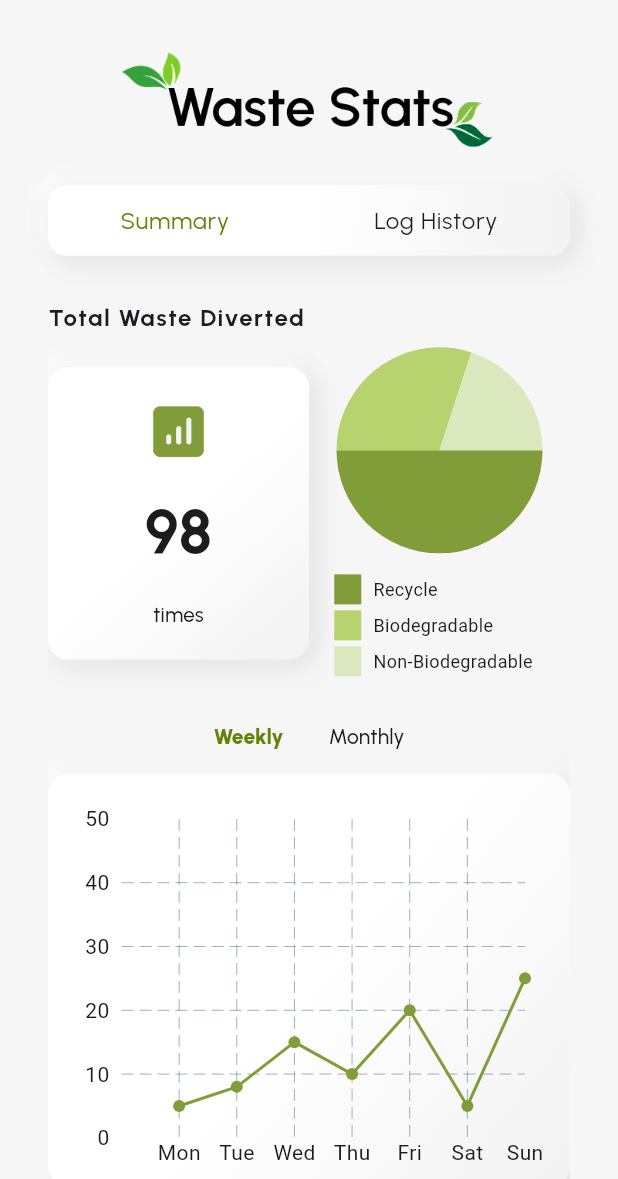
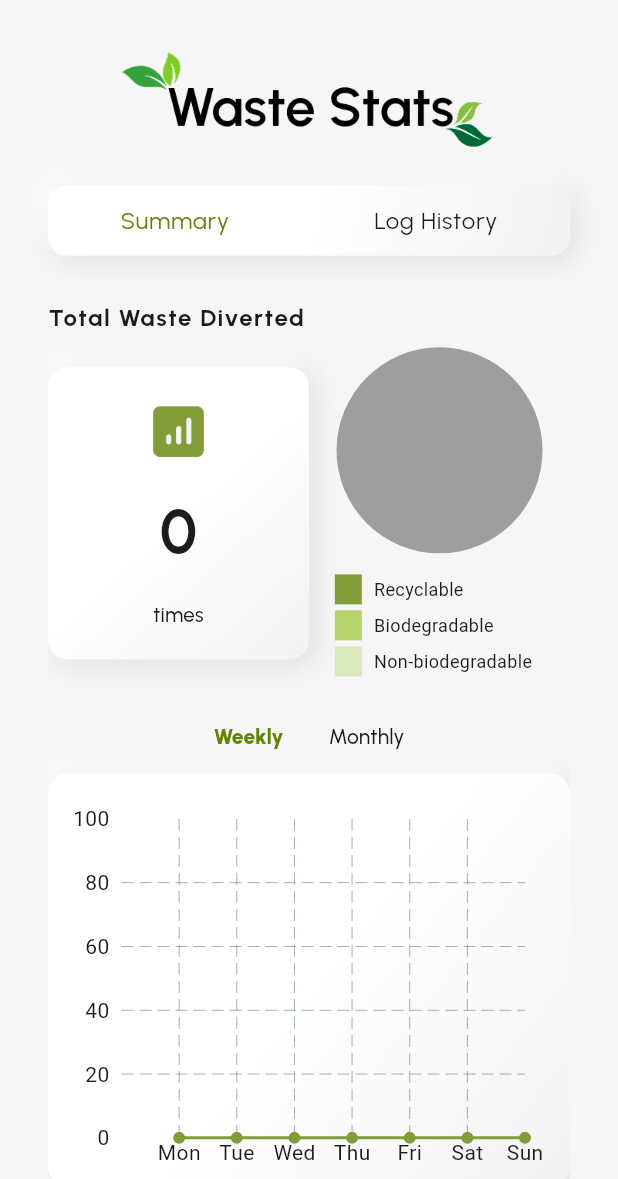
Before and after one commit to Itsmeejoshiee/TrashTrackr, a Flutter app: the WasteStatsScreen screen opened directly, on a phone screen of 412 x 824 dp, the part 57-1236 px from its top. Run offline on Flutter 3.47's test engine with Material 3 defaults, Android fonts, the phone set to English and light mode, and no system bars; drawn by our look-alikes of fl_chart, pie_chart; our stand-ins replace camera, card_swiper, cloud_firestore, firebase_auth, firebase_core, firebase_storage and 14 more; accounts and stored records are empty.

Commit message:
Update: waste stats summary

```diff
--- a/lib/core/services/waste_entry_service.dart
+++ b/lib/core/services/waste_entry_service.dart
@@ -55,7 +55,7 @@ class WasteEntryService {
   }
 
 
-  // Update an existing entry, then return updated list
+  // Update an existing entry
   Future<List<ScanResult>> updateWasteEntries(User user, ScanResult entry) async {
     if (entry.id == null) {
       throw Exception('Entry ID is required for update');
--- /dev/null
+++ b/lib/features/waste_scanner/backend/image_compress.dart
@@ -0,0 +1,11 @@
+import 'package:flutter_image_compress/flutter_image_compress.dart';
+import 'dart:io';
+
+Future<File?> compressImage(File file) async {
+  final result = await FlutterImageCompress.compressAndGetFile(
+    file.absolute.path,
+    '${file.parent.path}/compressed_${file.path.split('/').last}',
+    quality: 70,
+  );
+  return result != null ? File(result.path) : null;
+}
--- a/lib/features/waste_scanner/frontend/waste_scanner_screen.dart
+++ b/lib/features/waste_scanner/frontend/waste_scanner_screen.dart
@@ -1,5 +1,6 @@
-import 'dart:convert';
+import 'package:flutter/material.dart';
 import 'dart:io';
+import 'dart:typed_data';
 import 'package:camera/camera.dart';
 import 'package:firebase_storage/firebase_storage.dart';
 import 'package:flutter/material.dart';
@@ -9,8 +10,7 @@ import 'package:trashtrackr/features/waste_scanner/backend/camera_module.dart';
 import 'package:trashtrackr/features/waste_scanner/backend/gemini_service.dart';
 import 'package:trashtrackr/features/waste_scanner/frontend/scan_result_screen.dart';
 import 'package:trashtrackr/core/models/scan_result_model.dart';
-import '../../../core/widgets/buttons/multi_action_fab.dart';
-import 'scan_result_screen.dart';
+import '../backend/image_compress.dart';
 
 class WasteScannerScreen extends StatefulWidget {
   const WasteScannerScreen({Key? key}) : super(key: key);
@@ -107,20 +107,25 @@ class _WasteScannerScreenState extends State<WasteScannerScreen> {
                       onPressed: () async {
                         try {
                           final XFile picture = await controller.takePicture();
-                        final bytes = await picture.readAsBytes();
                           final file = File(picture.path);
 
-                        // Upload to Firebase Storage
+                          // Compress the image before uploading
+                          final File? compressedFile = await compressImage(file);
+                          if (compressedFile == null) {
+                            throw Exception("Image compression failed.");
+                          }
+
+                          final Uint8List compressedBytes = await compressedFile.readAsBytes();
+
                           final ref = FirebaseStorage.instance
                               .ref()
                               .child('scanned_images/${DateTime.now().millisecondsSinceEpoch}.jpg');
-                        await ref.putFile(file);
+                          await ref.putData(compressedBytes, SettableMetadata(contentType: 'image/jpeg'));
+
                           final imageUrl = await ref.getDownloadURL();
 
-                        // Classify with Gemini
-                        final result = await GeminiService().classifyWaste(bytes);
+                          final result = await GeminiService().classifyWaste(compressedBytes);
 
-                        // Add imageUrl to ScanResult
                           final resultWithImage = ScanResult(
                             productName: result.productName,
                             materials: result.materials,
@@ -133,7 +138,6 @@ class _WasteScannerScreenState extends State<WasteScannerScreen> {
                             imageUrl: imageUrl,
                           );
 
-
                           Navigator.push(
                             context,
                             MaterialPageRoute(
@@ -145,7 +149,7 @@ class _WasteScannerScreenState extends State<WasteScannerScreen> {
                             SnackBar(content: Text('Error: $e')),
                           );
                         }
-                    },
+                      }
                   ),
                   SizedBox(height: 60),
                 ],
--- a/lib/features/waste_stats/frontend/views/log_history_view.dart
+++ b/lib/features/waste_stats/frontend/views/log_history_view.dart
@@ -68,7 +68,7 @@ class _LogHistoryViewState extends State<LogHistoryView> {
 
         final logs = snapshot.data ?? [];
 
-        // Filter logs based on the selected type
+        // filter logs based on selected type
         final filteredLogs = _selectedType == "Type"
             ? logs
             : logs.where((log) => log.classification == _selectedType).toList();
@@ -85,13 +85,12 @@ class _LogHistoryViewState extends State<LogHistoryView> {
           categorizedLogs[category]?.add(log);
         }
 
-        // Sort each category by timestamp, using _isDateAscending
+        // sort each category by date, using _isDateAscending
         for (var category in categorizedLogs.keys) {
           categorizedLogs[category]!.sort((a, b) {
             final timeA = a.timestamp ?? DateTime.now();
             final timeB = b.timestamp ?? DateTime.now();
 
-            // Always sort, even if sort UI is inactive
             return _isDateAscending ? timeA.compareTo(timeB) : timeB.compareTo(timeA);
           });
         }
--- a/lib/features/waste_stats/frontend/views/summary_view.dart
+++ b/lib/features/waste_stats/frontend/views/summary_view.dart
@@ -1,114 +1,109 @@
+import 'package:fl_chart/fl_chart.dart';
 import 'package:flutter/material.dart';
-import 'package:pie_chart/pie_chart.dart';
-import 'package:trashtrackr/features/waste_stats/frontend/widgets/graph_card.dart';
-import 'package:trashtrackr/features/waste_stats/frontend/widgets/graph_switch_tile.dart';
-import '../../../../core/utils/constants.dart';
-import '../../../../core/widgets/box/neo_box.dart';
+import 'package:trashtrackr/features/waste_stats/frontend/views/summary_view_content.dart';
+import '../../../../core/models/scan_result_model.dart';
+import '../../../../core/services/waste_entry_service.dart';
+
 
 class SummaryView extends StatelessWidget {
-  final int wasteCount;
+  final WasteEntryService service = WasteEntryService();
+
   final bool updateView;
   final VoidCallback onFirstView;
   final VoidCallback onSecondView;
   final String firstViewTitle;
   final String secondViewTitle;
 
-  const SummaryView({
+  SummaryView({
     super.key,
-    this.wasteCount = 98,
     required this.updateView,
     required this.onFirstView,
     required this.onSecondView,
     required this.firstViewTitle,
-    required this.secondViewTitle
+    required this.secondViewTitle,
   });
-
-  // Pie Chart Placeholder Values
-  static const dataMap = <String, double>{
-    "Recycle": 5,
-    "Biodegradable": 3,
-    "Non-Biodegradable": 2,
-  };
 
   @override
   Widget build(BuildContext context) {
-    final double screenWidth = MediaQuery.of(context).size.width;
-    final double imageSize = (screenWidth / 9);
+    return StreamBuilder<List<ScanResult>>(
+      stream: service.fetchWasteEntries(),
+      builder: (context, snapshot) {
+        if (snapshot.connectionState == ConnectionState.waiting) {
+          return const Center(child: CircularProgressIndicator());
+        } else if (snapshot.hasError) {
+          return Center(child: Text('Error: \${snapshot.error}'));
+        }
 
-    List<Color> colorList = [
-      kAppleGreen,
-      Color(0xffB7D36F),
-      Color(0xffDBE7BD),
-    ];
+        final entries = snapshot.data ?? [];
+        final validEntries = entries.where((e) => e.timestamp != null && e.qty != null).toList();
 
-    return SingleChildScrollView(
-      child: Column(
-        crossAxisAlignment: CrossAxisAlignment.start,
-        children: [
-          SizedBox(height: 20),
-          Text(
-            "Total Waste Diverted",
-            style: kTitleMedium.copyWith(fontWeight: FontWeight.w700, letterSpacing: 1),
-          ),
-          Row(
-            children: [
-              Flexible(
-                child: NeoBox(
-                  child: Column(
-                    mainAxisAlignment: MainAxisAlignment.center,
-                    children: [
-                      Image.asset("assets/images/icons/waste_stats_icon.png", width: imageSize),
-                      SizedBox(height: 15),
-                      Text(
-                        "$wasteCount",
-                        style: kDisplayLarge.copyWith(fontSize: screenWidth / 10, fontWeight: FontWeight.w700),
-                      ),
-                      SizedBox(height: 15),
-                      Text(
-                        "times",
-                        style: kTitleMedium.copyWith(fontSize: screenWidth / 30),
-                      ),
-                    ],
-                  ),
-                ),
-              ),
+        final wasteCount = validEntries.fold<int>(0, (sum, entry) => sum + (entry.qty ?? 0));
 
-              Flexible(
-                child: PieChart(
-                  dataMap: dataMap,
-                  colorList: colorList,
-                  chartLegendSpacing: 12,
-                  chartRadius: screenWidth / 3,
-                  chartValuesOptions: ChartValuesOptions(
-                    showChartValues: false,
-                  ),
-                  legendOptions: LegendOptions(
-                    legendPosition: LegendPosition.bottom,
-                    legendShape: BoxShape.rectangle,
-                    legendTextStyle: TextStyle(fontSize: 12),
-                  ),
-                ),
-              ),
-            ],
-          ),
+        final Map<String, int> classificationCounts = {
+          'Recyclable': 0,
+          'Biodegradable': 0,
+          'Non-biodegradable': 0,
+        };
 
-          SizedBox(height: 20),
+        for (final entry in validEntries) {
+          final classification = entry.classification ?? '';
+          if (classificationCounts.containsKey(classification)) {
+            classificationCounts[classification] = classificationCounts[classification]! + 1;
+          }
+        }
 
-          GraphSwitchTile(
-            value: updateView,
-            firstViewTitle: firstViewTitle,
-            secondViewTitle: secondViewTitle,
-            onFirstView: onFirstView,
-            onSecondView: onSecondView,
-          ),
+        List<FlSpot> spots;
 
-          SizedBox(height: 5),
+        if (updateView) {
 
-          (updateView)
-              ? GraphCard(value: updateView)
-              : GraphCard(value: updateView)
-        ],
-      ),
+          // wekely view (Mon=1 to Sun=7)
+          final Map<int, int> qtyPerDay = {1: 0, 2: 0, 3: 0, 4: 0, 5: 0, 6: 0, 7: 0};
+          for (final entry in validEntries) {
+            final weekday = entry.timestamp!.weekday;
+            qtyPerDay[weekday] = qtyPerDay[weekday]! + (entry.qty ?? 0);
+          }
+          spots = qtyPerDay.entries
+              .map((e) => FlSpot(e.key.toDouble(), e.value.toDouble()))
+              .toList();
+        } else {
+
+          // monthly view (last 5 months + including current)
+          final now = DateTime.now();
+          final List<DateTime> months = List.generate(5, (i) {
+            final date = DateTime(now.year, now.month - 4 + i);
+            return DateTime(date.year, date.month);
+          });
+
+          final Map<int, int> qtyPerMonth = {1: 0, 2: 0, 3: 0, 4: 0, 5: 0};
+
+          for (final entry in validEntries) {
+            final ts = entry.timestamp!;
+            for (int i = 0; i < months.length; i++) {
+              final monthStart = months[i];
+              final monthEnd = DateTime(monthStart.year, monthStart.month + 1);
+              if (ts.isAfter(monthStart.subtract(const Duration(days: 1))) && ts.isBefore(monthEnd)) {
+                qtyPerMonth[i + 1] = qtyPerMonth[i + 1]! + (entry.qty ?? 0);
+                break;
+              }
+            }
+          }
+
+          spots = qtyPerMonth.entries
+              .map((e) => FlSpot(e.key.toDouble(), e.value.toDouble()))
+              .toList();
+        }
+
+        return SummaryViewContent(
+          wasteCount: wasteCount,
+          updateView: updateView,
+          onFirstView: onFirstView,
+          onSecondView: onSecondView,
+          firstViewTitle: firstViewTitle,
+          secondViewTitle: secondViewTitle,
+          classificationCounts: classificationCounts,
+          spots: spots,
+        );
+      },
     );
   }
 }
--- /dev/null
+++ b/lib/features/waste_stats/frontend/views/summary_view_content.dart
@@ -0,0 +1,109 @@
+import 'package:fl_chart/fl_chart.dart';
+import 'package:flutter/material.dart';
+import 'package:pie_chart/pie_chart.dart' as pc;
+import '../../../../core/utils/constants.dart';
+import '../../../../core/widgets/box/neo_box.dart';
+import '../widgets/graph_card.dart';
+import '../widgets/graph_switch_tile.dart';
+
+class SummaryViewContent extends StatelessWidget {
+  final int wasteCount;
+  final bool updateView;
+  final VoidCallback onFirstView;
+  final VoidCallback onSecondView;
+  final String firstViewTitle;
+  final String secondViewTitle;
+  final Map<String, int> classificationCounts;
+  final List<FlSpot> spots;
+
+  const SummaryViewContent({
+    super.key,
+    required this.wasteCount,
+    required this.updateView,
+    required this.onFirstView,
+    required this.onSecondView,
+    required this.firstViewTitle,
+    required this.secondViewTitle,
+    required this.classificationCounts,
+    required this.spots,
+  });
+
+  @override
+  Widget build(BuildContext context) {
+    final double screenWidth = MediaQuery.of(context).size.width;
+    final double imageSize = (screenWidth / 9);
+
+    List<Color> colorList = [
+      kAppleGreen,
+      const Color(0xffB7D36F),
+      const Color(0xffDBE7BD),
+    ];
+
+    return SingleChildScrollView(
+      child: Column(
+        crossAxisAlignment: CrossAxisAlignment.start,
+        children: [
+          const SizedBox(height: 20),
+          Text(
+            "Total Waste Diverted",
+            style: kTitleMedium.copyWith(fontWeight: FontWeight.w700, letterSpacing: 1),
+          ),
+          Row(
+            children: [
+              Flexible(
+                child: NeoBox(
+                  child: Column(
+                    mainAxisAlignment: MainAxisAlignment.center,
+                    children: [
+                      Image.asset("assets/images/icons/waste_stats_icon.png", width: imageSize),
+                      const SizedBox(height: 15),
+                      Text(
+                        "$wasteCount",
+                        style: kDisplayLarge.copyWith(fontSize: screenWidth / 10, fontWeight: FontWeight.w700),
+                      ),
+                      const SizedBox(height: 15),
+                      Text(
+                        "times",
+                        style: kTitleMedium.copyWith(fontSize: screenWidth / 30),
+                      ),
+                    ],
+                  ),
+                ),
+              ),
+              Flexible(
+                child: pc.PieChart(
+                  dataMap: {
+                    "Recyclable": classificationCounts['Recyclable']?.toDouble() ?? 0,
+                    "Biodegradable": classificationCounts['Biodegradable']?.toDouble() ?? 0,
+                    "Non-biodegradable": classificationCounts['Non-biodegradable']?.toDouble() ?? 0,
+                  },
+                  colorList: colorList,
+                  chartLegendSpacing: 12,
+                  chartRadius: screenWidth / 3,
+                  chartValuesOptions: const pc.ChartValuesOptions(showChartValues: false),
+                  legendOptions: const pc.LegendOptions(
+                    legendPosition: pc.LegendPosition.bottom,
+                    legendShape: BoxShape.rectangle,
+                    legendTextStyle: TextStyle(fontSize: 12),
+                  ),
+                )
+              ),
+            ],
+          ),
+          const SizedBox(height: 20),
+          GraphSwitchTile(
+            value: updateView,
+            firstViewTitle: firstViewTitle,
+            secondViewTitle: secondViewTitle,
+            onFirstView: onFirstView,
+            onSecondView: onSecondView,
+          ),
+          const SizedBox(height: 5),
+          GraphCard(isWeeklyView: updateView, spots: spots),
+
+          SizedBox(height: 50),
+        ],
+      ),
+    );
+  }
+}
--- a/lib/features/waste_stats/frontend/waste_stats_screen.dart
+++ b/lib/features/waste_stats/frontend/waste_stats_screen.dart
@@ -1,10 +1,7 @@
 import 'package:flutter/material.dart';
 import 'package:trashtrackr/core/utils/constants.dart';
-import 'package:trashtrackr/core/widgets/bars/main_navigation_bar.dart';
 import 'package:trashtrackr/features/waste_stats/frontend/views/log_history_view.dart';
 import 'package:trashtrackr/features/waste_stats/frontend/views/summary_view.dart';
-
-import '../../../core/widgets/buttons/multi_action_fab.dart';
 import '../../../core/widgets/list_tiles/view_switch_tile.dart';
 
 class WasteStatsScreen extends StatefulWidget {
--- a/lib/features/waste_stats/frontend/widgets/graph_card.dart
+++ b/lib/features/waste_stats/frontend/widgets/graph_card.dart
@@ -1,106 +1,30 @@
 import 'package:fl_chart/fl_chart.dart';
 import 'package:flutter/material.dart';
-import 'package:trashtrackr/core/utils/constants.dart';
 import 'package:trashtrackr/core/widgets/box/neo_box.dart';
 
+class GraphCard extends StatelessWidget {
+  final bool isWeeklyView;
+  final List<FlSpot> spots;
 
-// FIXME: The Line Graph is only a placeholder
-
-class GraphCard extends StatelessWidget {
   const GraphCard({
     super.key,
-    required this.value
-
+    required this.isWeeklyView,
+    required this.spots,
   });
-
-  final bool value;
 
   @override
   Widget build(BuildContext context) {
+    final screenHeight = MediaQuery.of(context).size.height;
 
-    final double screenWidth = MediaQuery.of(context).size.width;
-    final double screenHeight = MediaQuery.of(context).size.height;
-
-    // Weekly Graph
-    if (value) {
     return NeoBox(
-        height: screenHeight/3,
-        padding: EdgeInsets.fromLTRB(5,30,30,10),
+      height: screenHeight / 3,
+      padding: const EdgeInsets.fromLTRB(5, 30, 30, 10),
       child: LineChart(
         LineChartData(
           lineTouchData: LineTouchData(
             touchTooltipData: LineTouchTooltipData(
-                  getTooltipColor: (touchSpot) => Color(0xffDBE7BD)
-                )
+              getTooltipColor: (touchSpot) => const Color(0xffDBE7BD),
             ),
-              minX: 0,
-              minY: 0,
-              maxY: 50,
-              borderData: FlBorderData(show: false),
-              lineBarsData: [
-                LineChartBarData(
-                  color: Color(0xff819D39),
-                  spots: const [
-                    FlSpot(1, 5),
-                    FlSpot(2, 8),
-                    FlSpot(3, 15),
-                    FlSpot(4, 10),
-                    FlSpot(5, 20),
-                    FlSpot(6, 5),
-                    FlSpot(7, 25),
-                  ],
-                  preventCurveOverShooting: true
-                )
-              ],
-              titlesData: FlTitlesData(
-                  topTitles: AxisTitles(
-                      sideTitles: SideTitles(showTitles: false)
-                  ),
-                  rightTitles: AxisTitles(
-                      sideTitles: SideTitles(showTitles: false)
-                  ),
-                  bottomTitles: AxisTitles(
-                      sideTitles: SideTitles(
-                        showTitles: true,
-                        getTitlesWidget: (value, meta) {
-                          switch (value.toInt()) {
-                            case 1:
-                              return Text('Mon');
-                            case 2:
-                              return Text('Tue');
-                            case 3:
-                              return Text('Wed');
-                            case 4:
-                              return Text('Thu');
-                            case 5:
-                              return Text('Fri');
-                            case 6:
-                              return Text('Sat');
-                            case 7:
-                              return Text('Sun');
-                            default:
-                              return const SizedBox();
-                          }
-                        },
-                      )
-                  )
-                )
-            )
-        ),
-      );
-
-    // Monthly Graph
-    } else {
-      print("this is monthly");
-      return NeoBox(
-        height: screenHeight/3,
-        padding: EdgeInsets.fromLTRB(5,30,30,10),
-        child: LineChart(
-            LineChartData(
-                lineTouchData: LineTouchData(
-                    touchTooltipData: LineTouchTooltipData(
-                        getTooltipColor: (touchSpot) => Color(0xffDBE7BD)
-                    )
           ),
           minX: 0,
           minY: 0,
@@ -108,51 +32,36 @@ class GraphCard extends StatelessWidget {
           borderData: FlBorderData(show: false),
           lineBarsData: [
             LineChartBarData(
-                    color: Color(0xff819D39),
-                    spots: const [
-                      FlSpot(1, 60),
-                      FlSpot(2, 80),
-                      FlSpot(3, 40),
-                      FlSpot(4, 30),
-                      FlSpot(5, 70),
-                    ],
-                    preventCurveOverShooting: true
+              color: const Color(0xff819D39),
+              spots: spots,
+              preventCurveOverShooting: true,
             )
           ],
           titlesData: FlTitlesData(
-                    topTitles: AxisTitles(
-                        sideTitles: SideTitles(showTitles: false)
-                    ),
-                    rightTitles: AxisTitles(
-                        sideTitles: SideTitles(showTitles: false)
-                    ),
+            topTitles: AxisTitles(sideTitles: SideTitles(showTitles: false)),
+            rightTitles: AxisTitles(sideTitles: SideTitles(showTitles: false)),
             bottomTitles: AxisTitles(
               sideTitles: SideTitles(
                 showTitles: true,
-                          getTitlesWidget: (value, meta) {
-                            switch (value.toInt()) {
-                              case 1:
-                                return Text('Jan');
-                              case 2:
-                                return Text('Feb');
-                              case 3:
-                                return Text('Mar');
-                              case 4:
-                                return Text('Apr');
-                              case 5:
-                                return Text('May');
-                              default:
-                                return const SizedBox();
+                getTitlesWidget: (value, _) {
+                  if (isWeeklyView) {
+                    const days = ['Mon', 'Tue', 'Wed', 'Thu', 'Fri', 'Sat', 'Sun'];
+                    if (value >= 1 && value <= 7) {
+                      return Text(days[value.toInt() - 1]);
                     }
+                  } else {
+                    const months = ['Jan', 'Feb', 'Mar', 'Apr', 'May'];
+                    if (value >= 1 && value <= 5) {
+                      return Text(months[value.toInt() - 1]);
+                    }
+                  }
+                  return const Text('');
                 },
-                        )
-                    )
-                )
-            )
+              ),
+            ),
+          ),
+        ),
       ),
     );
   }
-
-
 }
-}
```
Lines whose indentation alone changed are shown as unchanged.
